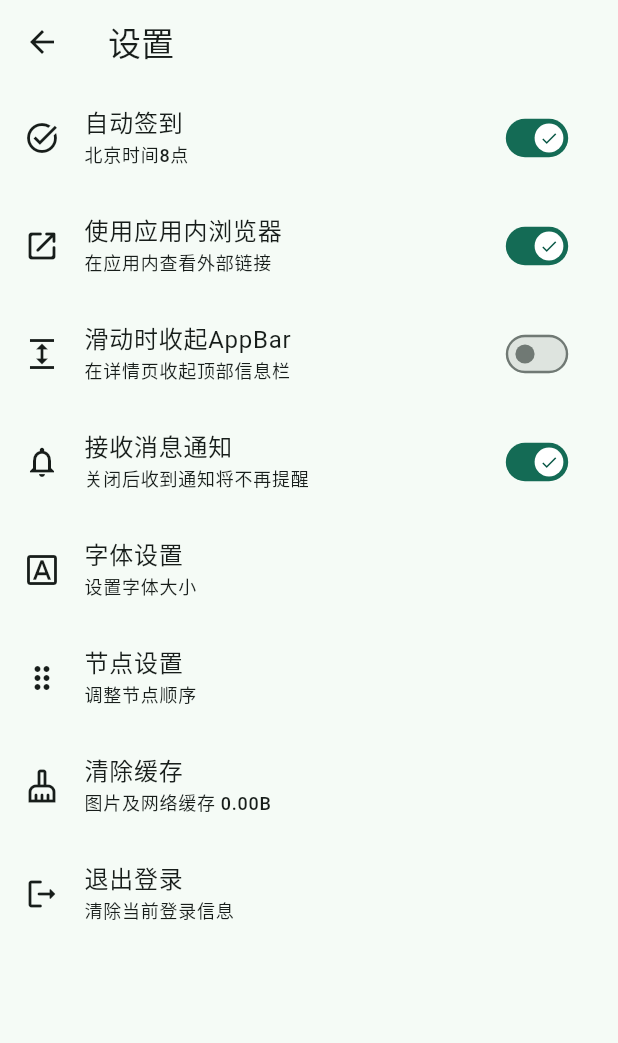
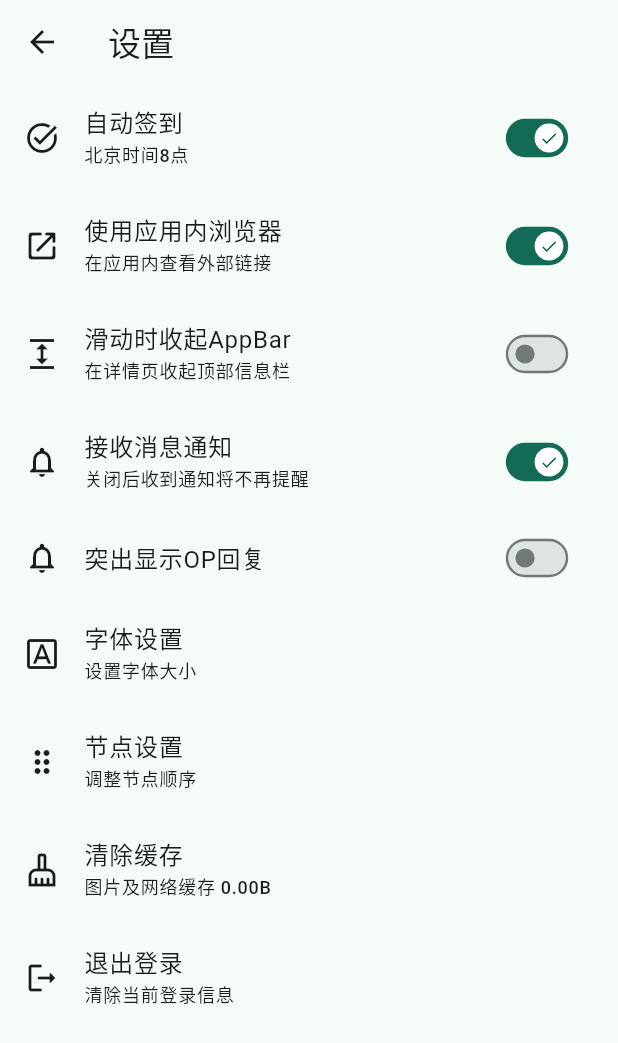
Before and after one commit to guozhigq/flutter_v2ex, a Flutter app: the SettingPage screen opened by its route, on a phone screen of 412 x 824 dp. Shown: the top 1043 px of the screen. Run offline on Flutter 3.47's test engine with Material 2 defaults, Android fonts, the phone set to English and light mode, and no system bars; drawn by our look-alikes of dynamic_color, flutter_smart_dialog; our stand-ins replace cached_network_image, cookie_jar, device_info_plus, dio, dio_cookie_manager, easy_refresh and 13 more; missing offline and left inert: dio_http2_adapter, dio_http_cache, extended_tabs, extended_text_field, extended_text_library, flutter_html_iframe and 3 more; accounts and stored records are empty; Roboto replaces fonts that are missing (NotoSansSC).

Commit message:
mod: 增加设置 高亮显示op回复

```diff
--- a/lib/components/topic/reply_item.dart
+++ b/lib/components/topic/reply_item.dart
@@ -78,6 +78,7 @@ class _ReplyListItemState extends State<ReplyListItem> {
   final GlobalKey repaintKey = GlobalKey();
   bool ignoreStatus = false; // 对当前主题的忽略状态 默认false
   String? loginUserName;
+  bool highLightOp = GStorage().getHighlightOp();
 
   @override
   void initState() {
@@ -416,7 +417,7 @@ class _ReplyListItemState extends State<ReplyListItem> {
     return RepaintBoundary(
       key: repaintKey,
       child: Material(
-        color: reply.isOwner
+        color: reply.isOwner && highLightOp
             ? Theme.of(context).colorScheme.onInverseSurface
             : null,
         child: InkWell(
@@ -446,7 +447,7 @@ class _ReplyListItemState extends State<ReplyListItem> {
         child: Material(
           borderRadius: BorderRadius.circular(20),
           // color: reply.isOwner ? Theme.of(context).colorScheme.onInverseSurface : null,
-          elevation: reply.isOwner ? 3 : 0,
+          elevation: reply.isOwner && highLightOp ? 3 : 0,
           child: InkWell(
             onTap: () async {
               /// 增加200毫秒延迟 水波纹动画
--- a/lib/pages/page_setting.dart
+++ b/lib/pages/page_setting.dart
@@ -27,6 +27,7 @@ class _SettingPageState extends State<SettingPage> {
   late String cacheSize = '';
   late bool expendAppBar = GStorage().getExpendAppBar();
   late bool noticeOn = GStorage().getNoticeOn();
+  late bool highlightOp = GStorage().getHighlightOp();
 
   @override
   void initState() {
@@ -239,6 +240,35 @@ class _SettingPageState extends State<SettingPage> {
             ),
           ),
           ListTile(
+            onTap: () {
+              setState(() {
+                highlightOp = !highlightOp;
+                GStorage().setHighlightOp(noticeOn);
+              });
+            },
+            leading: Icon(Icons.notifications_none, color: iconStyle),
+            title: const Text('突出显示OP回复'),
+            trailing: Transform.scale(
+              scale: 0.8,
+              child: Switch(
+                  thumbIcon: MaterialStateProperty.resolveWith<Icon?>(
+                          (Set<MaterialState> states) {
+                        if (states.isNotEmpty &&
+                            states.first == MaterialState.selected) {
+                          return const Icon(Icons.done);
+                        }
+                        return null; // All other states will use the default thumbIcon.
+                      }),
+                  value: highlightOp,
+                  onChanged: (value) {
+                    setState(() {
+                      highlightOp = !highlightOp;
+                      GStorage().setHighlightOp(highlightOp);
+                    });
+                  }),
+            ),
+          ),
+          ListTile(
             onTap: () => Get.toNamed('/setFont'),
             leading: Icon(Icons.font_download_outlined, color: iconStyle),
             title: const Text('字体设置'),
--- a/lib/utils/storage.dart
+++ b/lib/utils/storage.dart
@@ -25,7 +25,8 @@ enum StoreKeys {
   htmlFs,
   replyFs,
   tabs,
-  autoUpdate
+  autoUpdate,
+  highlightOp,
 }
 
 class GStorage {
@@ -166,4 +167,9 @@ class GStorage {
   setAutoUpdate(bool value) => _box.write(StoreKeys.autoUpdate.toString(), value);
 
   bool getAutoUpdate() => _box.read<bool>(StoreKeys.autoUpdate.toString()) ?? true;
+
+  // 自动更新
+  setHighlightOp(bool value) => _box.write(StoreKeys.highlightOp.toString(), value);
+
+  bool getHighlightOp() => _box.read<bool>(StoreKeys.highlightOp.toString()) ?? false;
 }
```
